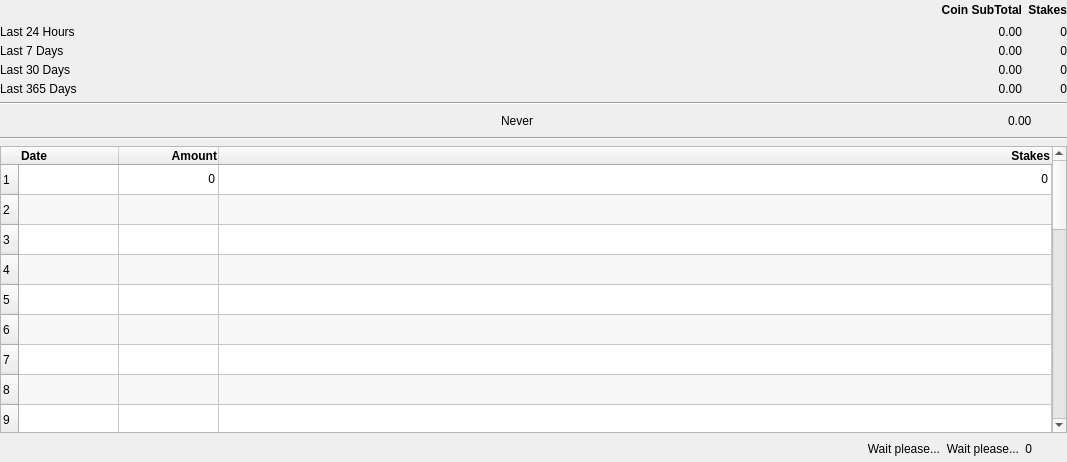
First picture: the form in src/qt/forms/stakereportdialog.ui, repository duality-solutions/Sequence, before the edit.
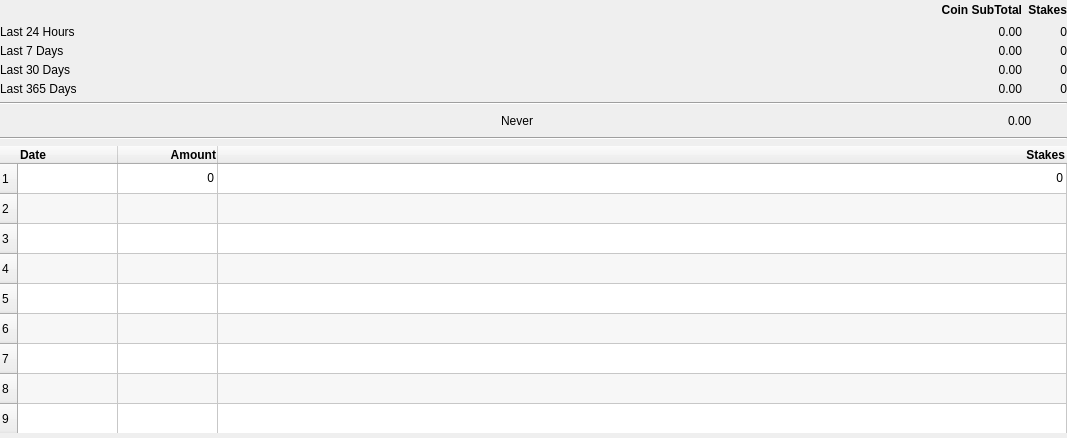
Second picture: the form after the edit.

Commit message: Remove Scrollbar but allow scroll

```diff
--- a/src/qt/forms/stakereportdialog.ui
+++ b/src/qt/forms/stakereportdialog.ui
@@ -7,7 +7,7 @@
     <x>0</x>
     <y>0</y>
     <width>1067</width>
-    <height>462</height>
+    <height>438</height>
    </rect>
   </property>
   <property name="minimumSize">
@@ -489,12 +489,33 @@
         <bold>false</bold>
        </font>
       </property>
+      <property name="acceptDrops">
+       <bool>false</bool>
+      </property>
+      <property name="frameShape">
+       <enum>QFrame::NoFrame</enum>
+      </property>
+      <property name="verticalScrollBarPolicy">
+       <enum>Qt::ScrollBarAlwaysOff</enum>
+      </property>
+      <property name="horizontalScrollBarPolicy">
+       <enum>Qt::ScrollBarAlwaysOff</enum>
+      </property>
+      <property name="sizeAdjustPolicy">
+       <enum>QAbstractScrollArea::AdjustIgnored</enum>
+      </property>
+      <property name="autoScrollMargin">
+       <number>24</number>
+      </property>
       <property name="alternatingRowColors">
        <bool>true</bool>
       </property>
       <property name="sortingEnabled">
        <bool>true</bool>
       </property>
+      <property name="cornerButtonEnabled">
+       <bool>true</bool>
+      </property>
       <property name="rowCount">
        <number>30</number>
       </property>
```
Left out of the diff: 2 changed lines with no effect on the pictures.
